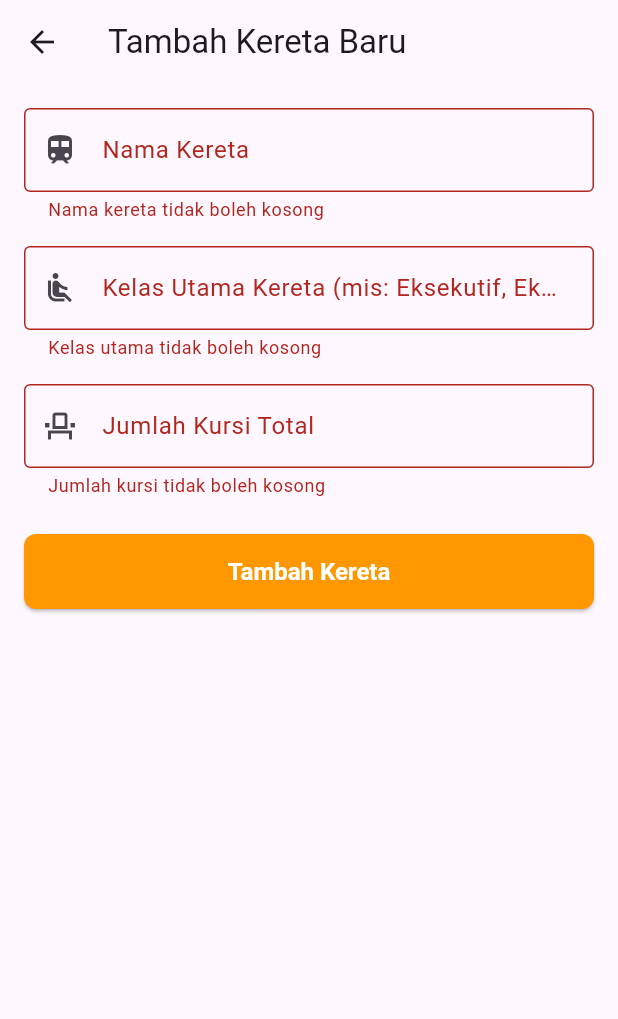
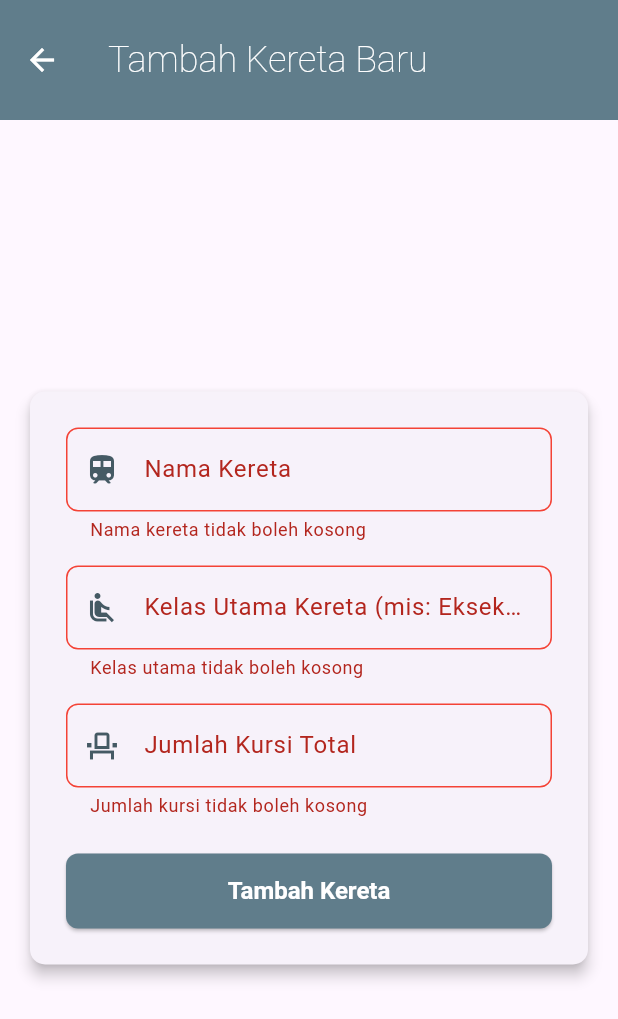
Before and after one commit to Gaten12/kaig, a Flutter app: the FormKeretaScreen screen opened directly, after a tap on "Tambah Kereta", on a phone screen of 412 x 824 dp. Shown: the top 1019 px of the screen. Run offline on Flutter 3.47's test engine with Material 3 defaults, Android fonts, the phone set to English and light mode, and no system bars; our stand-ins replace cloud_firestore, firebase_auth, firebase_core; accounts and stored records are empty.

Commit message:
ubah tampilan form_kereta_screen.dart

```diff
--- a/lib/screens/admin/screens/form_kereta_screen.dart
+++ b/lib/screens/admin/screens/form_kereta_screen.dart
@@ -1,7 +1,7 @@
 import 'package:flutter/material.dart';
 import 'package:flutter/services.dart'; // Untuk TextInputFormatter
-import '../../../models/KeretaModel.dart';
-import '../services/admin_firestore_service.dart';
+import '../../../models/KeretaModel.dart'; // Pastikan path ini benar
+import '../services/admin_firestore_service.dart'; // Pastikan path ini benar
 
 class FormKeretaScreen extends StatefulWidget {
   final KeretaModel? keretaToEdit;
@@ -25,9 +25,12 @@ class _FormKeretaScreenState extends State<FormKeretaScreen> {
   @override
   void initState() {
     super.initState();
-    _namaController = TextEditingController(text: widget.keretaToEdit?.nama ?? '');
-    _kelasUtamaController = TextEditingController(text: widget.keretaToEdit?.kelasUtama ?? '');
-    _jumlahKursiController = TextEditingController(text: widget.keretaToEdit?.jumlahKursi.toString() ?? '');
+    _namaController =
+        TextEditingController(text: widget.keretaToEdit?.nama ?? '');
+    _kelasUtamaController =
+        TextEditingController(text: widget.keretaToEdit?.kelasUtama ?? '');
+    _jumlahKursiController = TextEditingController(
+        text: widget.keretaToEdit?.jumlahKursi.toString() ?? '');
   }
 
   @override
@@ -43,13 +46,9 @@ class _FormKeretaScreenState extends State<FormKeretaScreen> {
       _formKey.currentState!.save();
 
       final kereta = KeretaModel(
-        // Jika editing, ID diambil dari keretaToEdit.
-        // Jika baru, ID akan di-generate oleh Firestore saat add, jadi bisa string kosong atau null.
-        // Namun, karena addKereta di service tidak mengembalikan ID ke model ini,
-        // dan updateKereta butuh ID, maka ID harus ada di model.
-        // Untuk add, kita bisa biarkan ID kosong, dan service akan meng-generate.
-        // Untuk update, kita pakai ID yang ada.
-        id: _isEditing ? widget.keretaToEdit!.id : '', // ID akan di-generate oleh Firestore saat add
+        id: _isEditing
+            ? widget.keretaToEdit!.id
+            : '', // ID akan di-generate oleh Firestore saat add
         nama: _namaController.text,
         kelasUtama: _kelasUtamaController.text,
         jumlahKursi: int.tryParse(_jumlahKursiController.text) ?? 0,
@@ -63,7 +62,9 @@ class _FormKeretaScreenState extends State<FormKeretaScreen> {
         }
         if (context.mounted) {
           ScaffoldMessenger.of(context).showSnackBar(
-            SnackBar(content: Text('Kereta berhasil ${ _isEditing ? "diperbarui" : "ditambahkan"}!')),
+            SnackBar(
+                content: Text(
+                    'Kereta berhasil ${_isEditing ? "diperbarui" : "ditambahkan"}!')),
           );
           Navigator.pop(context); // Kembali ke layar list
         }
@@ -79,22 +80,74 @@ class _FormKeretaScreenState extends State<FormKeretaScreen> {
 
   @override
   Widget build(BuildContext context) {
+    // Definisikan BorderSide yang akan digunakan berulang kali
+    final BorderSide defaultBorderSide =
+    BorderSide(color: Colors.grey.shade400); // Warna abu-abu muda
+    final BorderSide focusedBorderSide = BorderSide(
+        color: Colors.blueGrey.shade700, width: 2.0); // Warna tema saat fokus
+    final BorderSide errorBorderSide =
+    const BorderSide(color: Colors.red, width: 1.0); // Warna merah untuk error
+
+    // Definisikan InputBorder untuk konsistensi
+    final OutlineInputBorder defaultOutlineInputBorder = OutlineInputBorder(
+      borderSide: defaultBorderSide,
+      borderRadius: BorderRadius.circular(8.0),
+    );
+
+    final OutlineInputBorder focusedOutlineInputBorder = OutlineInputBorder(
+      borderSide: focusedBorderSide,
+      borderRadius: BorderRadius.circular(8.0),
+    );
+
+    final OutlineInputBorder errorOutlineInputBorder = OutlineInputBorder(
+      borderSide: errorBorderSide,
+      borderRadius: BorderRadius.circular(8.0),
+    );
+
+    final OutlineInputBorder focusedErrorOutlineInputBorder = OutlineInputBorder(
+      borderSide: errorBorderSide.copyWith(width: 2.0), // Error dan fokus, sedikit lebih tebal
+      borderRadius: BorderRadius.circular(8.0),
+    );
+
     return Scaffold(
       appBar: AppBar(
-        title: Text(_isEditing ? "Edit Kereta" : "Tambah Kereta Baru"),
+        toolbarHeight: 80,
+        backgroundColor: Colors.blueGrey,
+        title: Text(
+          _isEditing ? "Edit Kereta" : "Tambah Kereta Baru",
+          style: const TextStyle(
+            color: Colors.white,
+            fontSize: 24,
+            fontWeight: FontWeight.w200,
           ),
-      body: Padding(
+        ),
+        iconTheme: const IconThemeData(color: Colors.white), // Agar tombol back juga putih
+      ),
+      body: Center( // Menengahkan Card di layar
+        child: SingleChildScrollView( // Memastikan form bisa di-scroll
+          child: Padding(
             padding: const EdgeInsets.all(16.0),
+            child: Card( // Menggunakan Card untuk membungkus form
+              elevation: 4.0, // Memberi sedikit bayangan
+              shape: RoundedRectangleBorder(
+                borderRadius: BorderRadius.circular(10.0), // Memberi sudut rounded
+              ),
+              child: Padding(
+                padding: const EdgeInsets.all(24.0), // Padding di dalam Card
                 child: Form(
                   key: _formKey,
-          child: ListView(
+                  child: Column( // Mengubah ListView menjadi Column
+                    mainAxisSize: MainAxisSize.min, // Agar Column tidak mengambil tinggi maksimal
                     children: <Widget>[
                       TextFormField(
                         controller: _namaController,
-                decoration: const InputDecoration(
+                        decoration: InputDecoration(
                           labelText: 'Nama Kereta',
-                  border: OutlineInputBorder(),
-                  prefixIcon: Icon(Icons.train_rounded),
+                          enabledBorder: defaultOutlineInputBorder,
+                          focusedBorder: focusedOutlineInputBorder,
+                          errorBorder: errorOutlineInputBorder,
+                          focusedErrorBorder: focusedErrorOutlineInputBorder,
+                          prefixIcon: Icon(Icons.train_rounded, color: Colors.blueGrey.shade700),
                         ),
                         validator: (value) {
                           if (value == null || value.isEmpty) {
@@ -106,10 +159,13 @@ class _FormKeretaScreenState extends State<FormKeretaScreen> {
                       const SizedBox(height: 16.0),
                       TextFormField(
                         controller: _kelasUtamaController,
-                decoration: const InputDecoration(
+                        decoration: InputDecoration(
                           labelText: 'Kelas Utama Kereta (mis: Eksekutif, Ekonomi)',
-                  border: OutlineInputBorder(),
-                  prefixIcon: Icon(Icons.airline_seat_recline_normal_outlined),
+                          enabledBorder: defaultOutlineInputBorder,
+                          focusedBorder: focusedOutlineInputBorder,
+                          errorBorder: errorOutlineInputBorder,
+                          focusedErrorBorder: focusedErrorOutlineInputBorder,
+                          prefixIcon: Icon(Icons.airline_seat_recline_normal_outlined, color: Colors.blueGrey.shade700),
                         ),
                         validator: (value) {
                           if (value == null || value.isEmpty) {
@@ -121,10 +177,13 @@ class _FormKeretaScreenState extends State<FormKeretaScreen> {
                       const SizedBox(height: 16.0),
                       TextFormField(
                         controller: _jumlahKursiController,
-                decoration: const InputDecoration(
+                        decoration: InputDecoration(
                           labelText: 'Jumlah Kursi Total',
-                  border: OutlineInputBorder(),
-                  prefixIcon: Icon(Icons.event_seat_outlined),
+                          enabledBorder: defaultOutlineInputBorder,
+                          focusedBorder: focusedOutlineInputBorder,
+                          errorBorder: errorOutlineInputBorder,
+                          focusedErrorBorder: focusedErrorOutlineInputBorder,
+                          prefixIcon: Icon(Icons.event_seat_outlined, color: Colors.blueGrey.shade700),
                         ),
                         keyboardType: TextInputType.number,
                         inputFormatters: <TextInputFormatter>[
@@ -134,7 +193,8 @@ class _FormKeretaScreenState extends State<FormKeretaScreen> {
                           if (value == null || value.isEmpty) {
                             return 'Jumlah kursi tidak boleh kosong';
                           }
-                  if (int.tryParse(value) == null || int.parse(value) <= 0) {
+                          if (int.tryParse(value) == null ||
+                              int.parse(value) <= 0) {
                             return 'Masukkan jumlah kursi yang valid (lebih dari 0)';
                           }
                           return null;
@@ -144,12 +204,24 @@ class _FormKeretaScreenState extends State<FormKeretaScreen> {
                       ElevatedButton(
                         onPressed: _submitForm,
                         style: ElevatedButton.styleFrom(
+                          backgroundColor: Colors.blueGrey, // Menyamakan dengan AppBar
+                          foregroundColor: Colors.white, // Warna teks tombol
                           padding: const EdgeInsets.symmetric(vertical: 12.0),
                           minimumSize: const Size(double.infinity, 50),
+                          shape: RoundedRectangleBorder( // Memberi sudut rounded pada tombol
+                            borderRadius: BorderRadius.circular(8.0),
                           ),
-                child: Text(_isEditing ? 'Simpan Perubahan' : 'Tambah Kereta', style: const TextStyle(fontSize: 16)),
+                        ),
+                        child: Text(
+                          _isEditing ? 'Simpan Perubahan' : 'Tambah Kereta',
+                          style: const TextStyle(fontSize: 16),
+                        ),
                       ),
                     ],
+                  ),
+                ),
+              ),
+            ),
           ),
         ),
       ),
```
Lines whose indentation alone changed are shown as unchanged.
